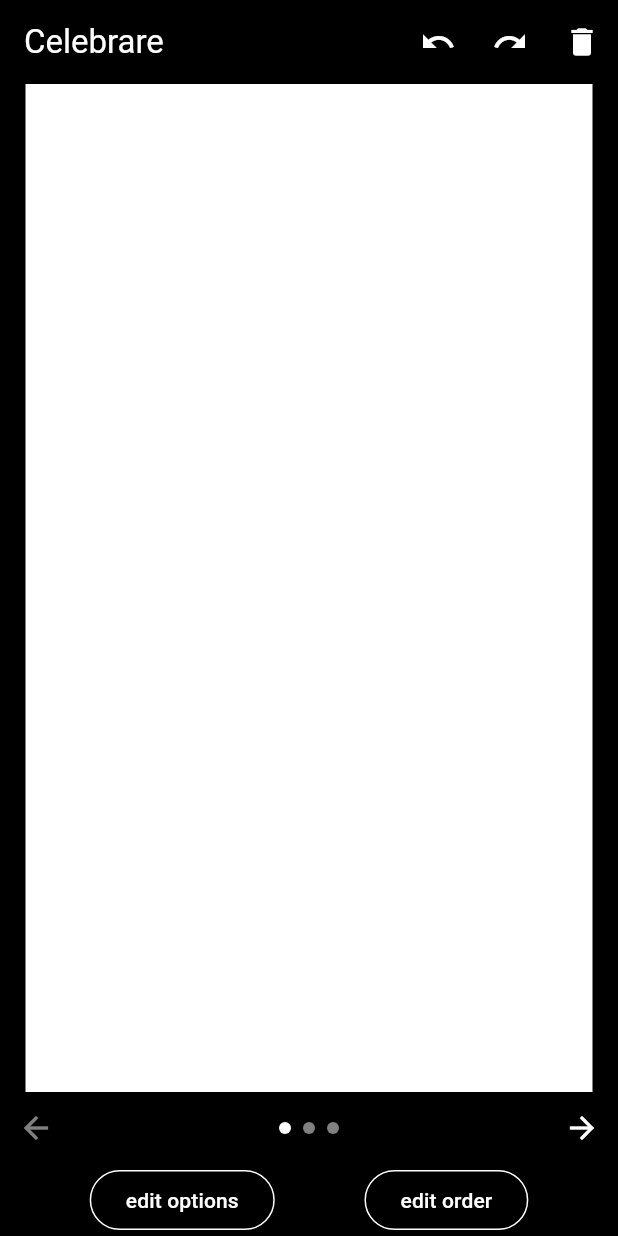
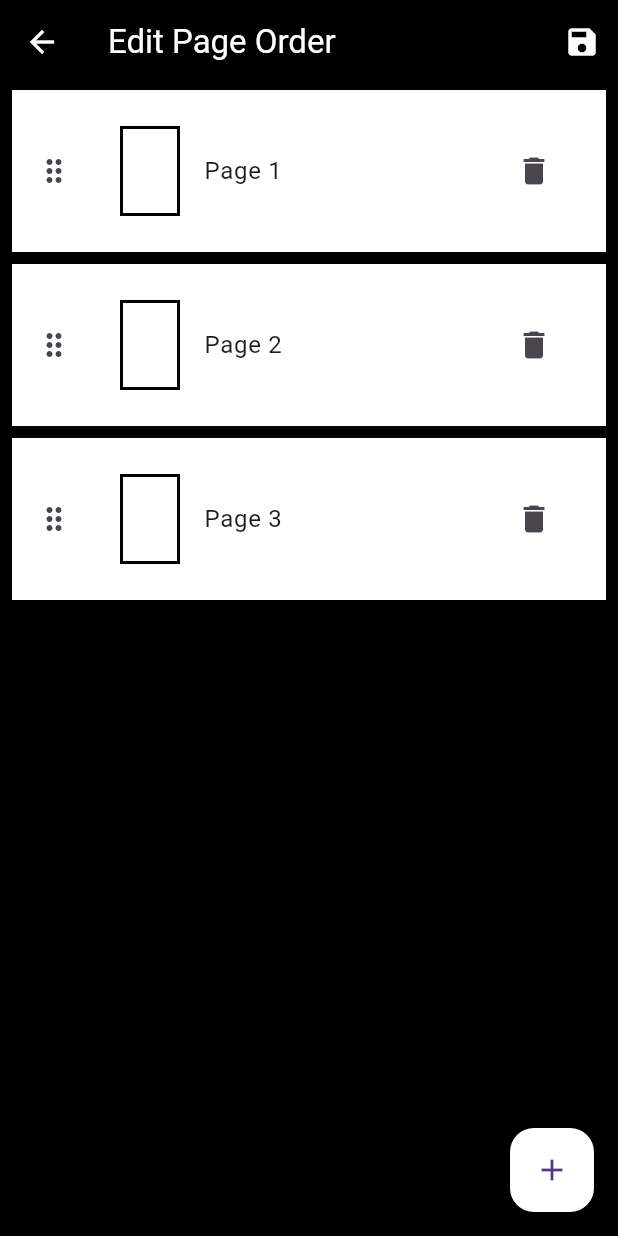
Before and after one commit to Amanbig/Text-Editor-Celebrare_ass-, a Flutter app: the screen it shows after launch, after a tap on "edit order", on a phone screen of 412 x 824 dp. Run offline on Flutter 3.47's test engine with Material 3 defaults, Android fonts, the phone set to English and light mode, and no system bars; our stand-ins replace flutter_colorpicker.

Commit message:
added order page

```diff
--- /dev/null
+++ b/lib/components/edit_order.dart
@@ -0,0 +1,134 @@
+import 'package:flutter/material.dart';
+import 'package:text_editor/components/draggable_text.dart';
+
+class EditOrderPage extends StatefulWidget {
+  final List<List<DraggableText>> pages;
+  final List<Color> backgroundColors;
+  final Function(List<List<DraggableText>>, List<Color>) onReorder;
+  final Function(List<List<DraggableText>>, List<Color>) onUpdatePages;
+  final Function() onAddPage;
+
+  const EditOrderPage({
+    super.key,
+    required this.pages,
+    required this.backgroundColors,
+    required this.onReorder,
+    required this.onUpdatePages,
+    required this.onAddPage,
+  });
+
+  @override
+  State<EditOrderPage> createState() => _EditOrderPageState();
+}
+
+class _EditOrderPageState extends State<EditOrderPage> {
+  late List<List<DraggableText>> _pages;
+  late List<Color> _backgroundColors;
+
+  @override
+  void initState() {
+    super.initState();
+    _pages = List.from(widget.pages);
+    _backgroundColors = List.from(widget.backgroundColors);
+  }
+
+  void _onReorder(int oldIndex, int newIndex) {
+    setState(() {
+      if (newIndex > oldIndex) newIndex -= 1;
+      final page = _pages.removeAt(oldIndex);
+      final color = _backgroundColors.removeAt(oldIndex);
+      _pages.insert(newIndex, page);
+      _backgroundColors.insert(newIndex, color);
+    });
+    widget.onReorder(_pages, _backgroundColors);
+  }
+
+  void _addPage() {
+    setState(() {
+      _pages.add([]);
+      _backgroundColors.add(Colors.white);
+    });
+    widget.onAddPage();
+  }
+
+  void _deletePage(int index) {
+    setState(() {
+      _pages.removeAt(index);
+      _backgroundColors.removeAt(index);
+    });
+    widget.onUpdatePages(_pages, _backgroundColors);
+  }
+
+  void _saveOrder() {
+    widget.onReorder(_pages, _backgroundColors);
+    Navigator.of(context).pop();
+  }
+
+  @override
+  Widget build(BuildContext context) {
+    return Scaffold(
+      backgroundColor: Colors.black,
+      appBar: AppBar(
+        backgroundColor: Colors.black,
+        foregroundColor: Colors.white, // Ensure the icons are visible
+        title: const Text('Edit Page Order', style: TextStyle(color: Colors.white)),
+        actions: [
+          IconButton(
+            icon: const Icon(Icons.save),
+            onPressed: _saveOrder,
+          ),
+        ],
+      ),
+      body: Column(
+        children: [
+          Expanded(
+            child: ReorderableListView(
+              onReorder: _onReorder,
+              children: List.generate(
+                _pages.length,
+                (index) {
+                  return Container(
+                    key: ValueKey(index),
+                    margin: const EdgeInsets.symmetric(vertical: 4.0, horizontal: 8.0),
+                    child: ListTile(
+                      title: Padding(
+                        padding: const EdgeInsets.all(8.0),
+                        child: Row(
+                          children: [
+                            Padding(
+                              padding: const EdgeInsets.all(8.0),
+                                child: Container(
+                                width: 40,
+                                height: 60,
+                                margin: const EdgeInsets.only(right: 8.0),
+                                decoration: BoxDecoration(
+                                  border: Border.all(color: Colors.black, width: 2),
+                                  color: _backgroundColors[index],
+                                ),
+                                ),
+                            ),
+                            Text('Page ${index + 1}'),
+                          ],
+                        ),
+                      ),
+                      tileColor: Colors.white,
+                      leading: ReorderableDragStartListener(
+                        index: index,
+                        child: const Icon(Icons.drag_indicator),
+                      ),
+                      trailing: IconButton(
+                        icon: const Icon(Icons.delete),
+                        onPressed: () => _deletePage(index),
+                      ),
+                    ),
+                  );
+                },
+              ),
+            ),
+          ),
+        ],
+      ),
+      floatingActionButton: FloatingActionButton(onPressed: _addPage, child: Icon(Icons.add),backgroundColor: Colors.white,),
+    );
+  }
+}
--- a/lib/components/options.dart
+++ b/lib/components/options.dart
@@ -2,7 +2,8 @@ import 'package:flutter/material.dart';
 
 class Options extends StatelessWidget {
   final Function() onEditOptions;
-  const Options({super.key, required this.onEditOptions});
+  final Function() onEditOrder;
+  const Options({super.key, required this.onEditOptions,required this.onEditOrder});
 
   @override
   Widget build(BuildContext context) {
@@ -25,7 +26,7 @@ class Options extends StatelessWidget {
             ),
           ),
           ElevatedButton(
-            onPressed: () {},
+            onPressed: onEditOrder,
             style: ElevatedButton.styleFrom(
                 backgroundColor: Colors.black,
                 side: const BorderSide(color: Colors.white)
--- a/lib/screens/home_page.dart
+++ b/lib/screens/home_page.dart
@@ -2,6 +2,7 @@ import 'package:flutter/material.dart';
 import 'package:flutter_colorpicker/flutter_colorpicker.dart';
 import 'package:text_editor/components/draggable_text.dart';
 import 'package:text_editor/components/edit_options.dart';
+import 'package:text_editor/components/edit_order.dart';
 import 'package:text_editor/components/options.dart';
 
 class MyHomePage extends StatefulWidget {
@@ -195,6 +196,45 @@ class _MyHomePageState extends State<MyHomePage> {
     });
   }
 
+  void _showMainOptions() {
+    setState(() {
+      _selectedOption = 0;
+    });
+  }
+
+  void _showPageOrderOptions() {
+    setState(() {
+      _selectedOption = 2;
+      Navigator.of(context).push(MaterialPageRoute(
+        builder: (context) => EditOrderPage(
+          pages: _pages,
+          backgroundColors: _backgroundColors,
+          onReorder: _reorderPages,
+          onUpdatePages: _updatePages,
+          onAddPage: _addPage,
+        ),
+      ));
+    });
+  }
+
+  void _reorderPages(List<List<DraggableText>> reorderedPages, List<Color> reorderedColors) {
+    setState(() {
+      _pages.clear();
+      _pages.addAll(reorderedPages);
+      _backgroundColors.clear();
+      _backgroundColors.addAll(reorderedColors);
+    });
+  }
+
+  void _updatePages(List<List<DraggableText>> updatedPages, List<Color> updatedColors) {
+    setState(() {
+      _pages.clear();
+      _pages.addAll(updatedPages);
+      _backgroundColors.clear();
+      _backgroundColors.addAll(updatedColors);
+    });
+  }
+
   void _changeBackgroundColor() {
     showDialog(
       context: context,
@@ -303,7 +343,7 @@ class _MyHomePageState extends State<MyHomePage> {
             color: Colors.white,
           ),
         ),
-        actions: [
+        actions: _selectedOption==1?[
           IconButton(
             onPressed: _undoAction,
             icon: const Icon(
@@ -325,7 +365,7 @@ class _MyHomePageState extends State<MyHomePage> {
               color: Colors.white,
             ),
           ),
-        ],
+        ]:null,
         backgroundColor: Colors.black,
       ),
       body: SafeArea(
@@ -421,9 +461,10 @@ class _MyHomePageState extends State<MyHomePage> {
                 onChangeFontColor: _changeFontColor,
                 onChangeBackgroundColor: _changeBackgroundColor,
                 onAddText: _addText,
+                onSelectedState:_showMainOptions,
 
                 )
-              : Options(onEditOptions: _showEditOptions),
+              : Options(onEditOptions: _showEditOptions,onEditOrder: _showPageOrderOptions,),
           ],
         ),
       ),
```
Also changed, not shown: lib/components/edit_options.dart (+26 -0 lines).
